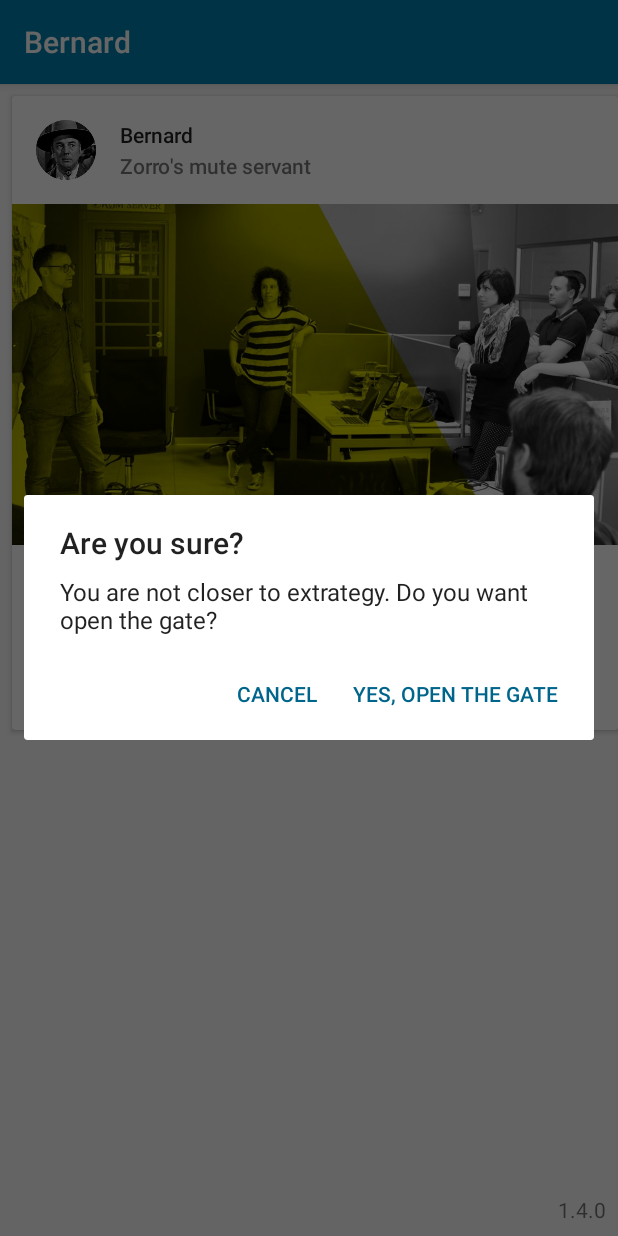
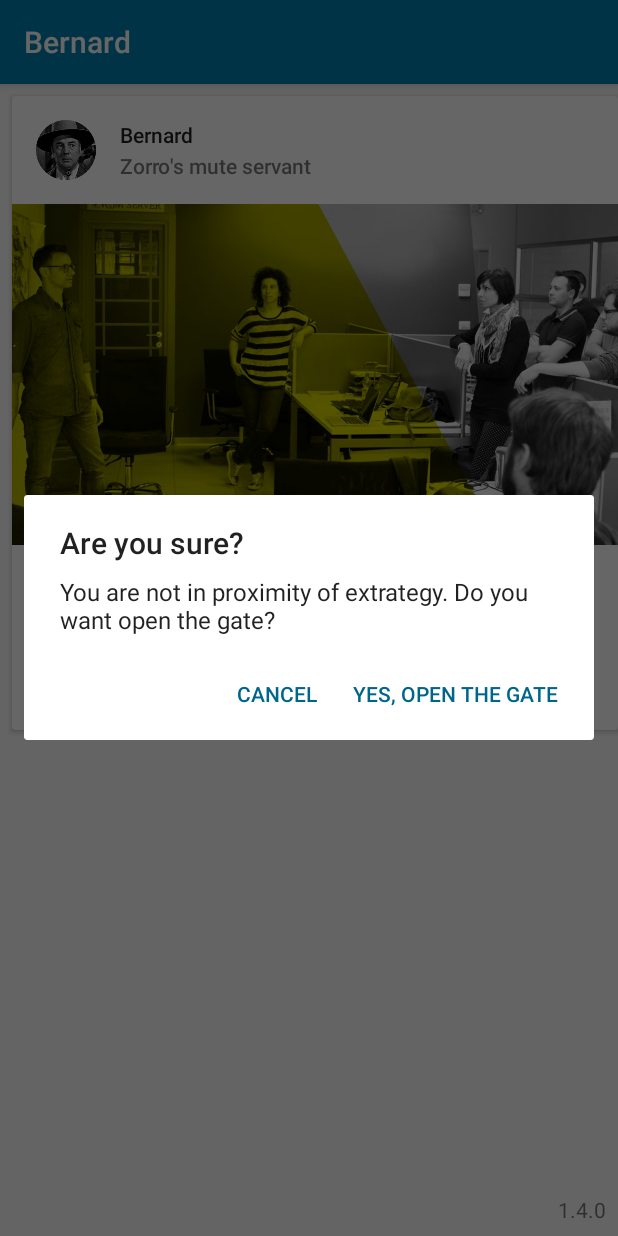
Before and after one commit to save91/bernardo, an Android app: the screen it shows after launch (MainActivity), after a tap on "GATE", on a phone screen of 412 x 824 dp. Run offline under Robolectric (Android 15) with nearby library versions, the phone set to English and light mode, and no system bars; libraries missing offline, so code that uses them is left out: com.firebase.jobdispatcher; 7 statements that could not run were skipped.

Commit message:
Improve copy

```diff
--- a/android-app/app/src/main/java/net/extrategy/bernardo/geofence/BernardoGeofenceService.java
+++ b/android-app/app/src/main/java/net/extrategy/bernardo/geofence/BernardoGeofenceService.java
@@ -96,7 +96,7 @@ public class BernardoGeofenceService {
 
     public void onEnter() {
         mIsCloserToExtrategy.postValue(true);
-        NotificationUtils.remindUserBecauseIsCloser(mContext);
+        NotificationUtils.remindUserBecauseIsInProximity(mContext);
     }
 
     public void onExit() {
--- a/android-app/app/src/main/java/net/extrategy/bernardo/utilities/NotificationUtils.java
+++ b/android-app/app/src/main/java/net/extrategy/bernardo/utilities/NotificationUtils.java
@@ -30,7 +30,7 @@ public class NotificationUtils{
 
     }
 
-    public static void remindUserBecauseIsCloser(Context context) {
+    public static void remindUserBecauseIsInProximity(Context context) {
         NotificationManager notificationManager =
                 (NotificationManager) context.getSystemService(Context.NOTIFICATION_SERVICE);
         if (Build.VERSION.SDK_INT >= Build.VERSION_CODES.O) {
--- a/android-app/app/src/main/res/values/strings.xml
+++ b/android-app/app/src/main/res/values/strings.xml
@@ -22,15 +22,11 @@
     <string name="btn_gate">Gate</string>
 
     <string name="alert_door_title">Are you sure?</string>
-    <string name="alert_door_message">You are not closer to extrategy. Do you want open the door?</string>
+    <string name="alert_door_message">You are not in proximity of extrategy. Do you want open the door?</string>
     <string name="alert_gate_title">Are you sure?</string>
-    <string name="alert_gate_message">You are not closer to extrategy. Do you want open the gate?</string>
+    <string name="alert_gate_message">You are not in proximity of extrategy. Do you want open the gate?</string>
 
     <string name="ok_door">Yes, open the door</string>
     <string name="ok_gate">Yes, open the gate</string>
     <string name="cancel">Cancel</string>
-
-    <string name="closer">DEBUG: Are you closer to extrategy?</string>
-    <string name="appwidget_text">EXAMPLE</string>
-    <string name="add_widget">Add widget</string>
 </resources>
```
